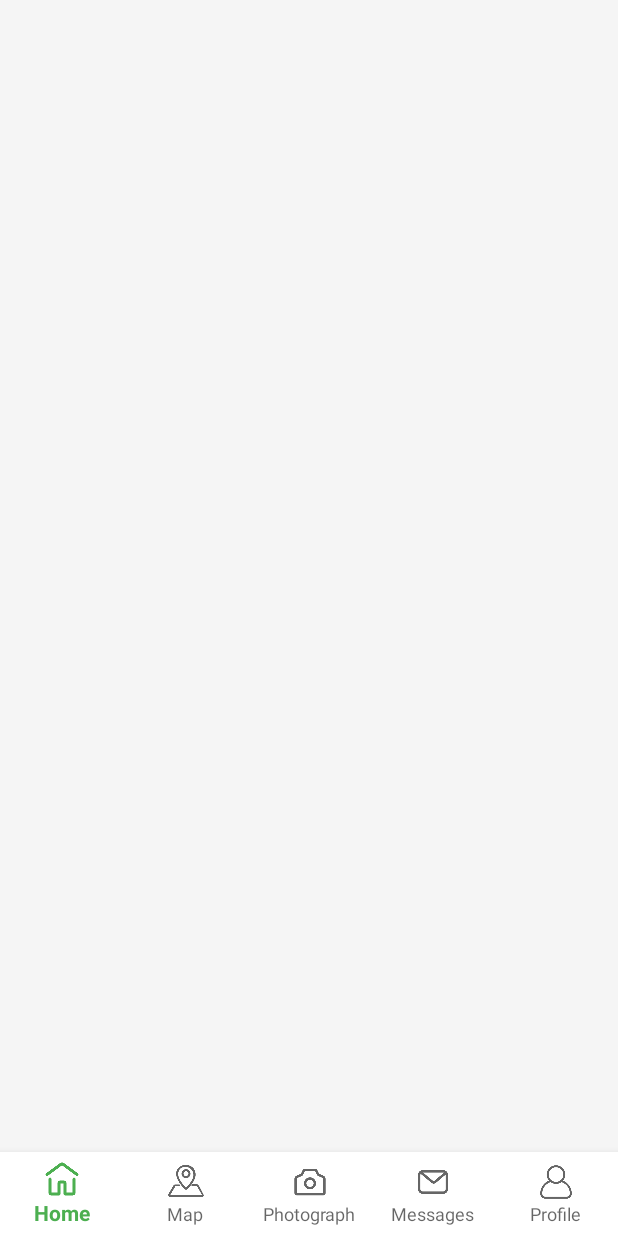
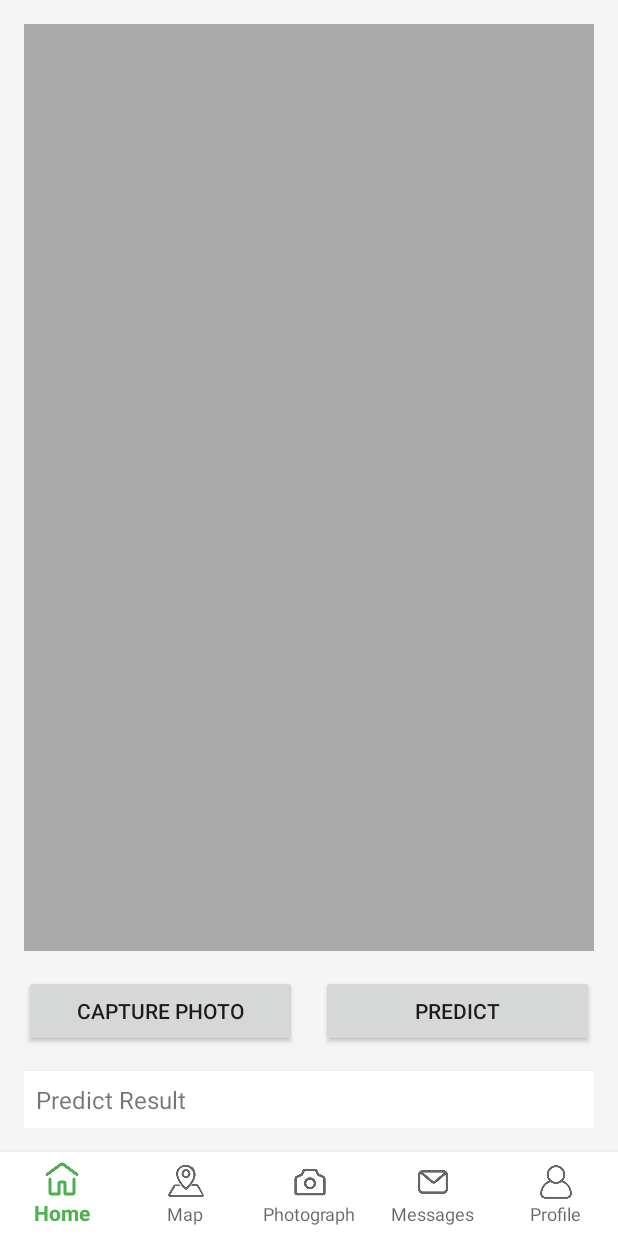
Before and after one commit to Wionerlol/BaitmateMobile, an Android app: the fragment CameraFragment placed in its activity, on a phone screen of 412 x 824 dp. Run offline under Robolectric (Android 15) with nearby library versions, the phone set to English and light mode, and no system bars; our stand-ins replace data binding.

Commit message:
Added Capture Photo and predict function

```diff
--- a/app/build.gradle.kts
+++ b/app/build.gradle.kts
@@ -67,6 +67,7 @@ dependencies {
     implementation(libs.androidx.constraintlayout)
     implementation(libs.play.services.maps)
     implementation(libs.volley)
+    implementation("com.squareup.okhttp3:okhttp:3.14.9")
     testImplementation(libs.junit)
     androidTestImplementation(libs.androidx.junit)
     androidTestImplementation(libs.androidx.espresso.core)
--- a/app/src/main/AndroidManifest.xml
+++ b/app/src/main/AndroidManifest.xml
@@ -2,6 +2,8 @@
 <manifest xmlns:android="http://schemas.android.com/apk/res/android"
     xmlns:tools="http://schemas.android.com/tools">
 
+    <uses-permission android:name="android.permission.INTERNET" />
+    <uses-feature android:name="android.hardware.camera" android:required="true"/>
     <application
         android:usesCleartextTraffic="true"
         android:allowBackup="true"
--- a/app/src/main/java/com/example/baitmatemobile/fragment/CameraFragment.kt
+++ b/app/src/main/java/com/example/baitmatemobile/fragment/CameraFragment.kt
@@ -1,19 +1,127 @@
 package com.example.baitmatemobile.fragment
 
+import android.app.Activity
+import android.content.Intent
+import android.content.pm.PackageManager
+import android.graphics.Bitmap
 import android.os.Bundle
+import android.provider.MediaStore
+import android.util.Base64
 import android.view.LayoutInflater
 import android.view.View
 import android.view.ViewGroup
+import android.widget.Button
+import android.widget.ImageView
+import android.widget.TextView
+import androidx.activity.result.ActivityResultLauncher
+import androidx.activity.result.contract.ActivityResultContracts
 import androidx.fragment.app.Fragment
 import com.example.baitmatemobile.R
+import okhttp3.*
+import org.json.JSONArray
+import java.io.ByteArrayOutputStream
+import java.io.IOException
+
+class CameraFragment : Fragment() {
+
+    private val REQUEST_IMAGE_CAPTURE = 1
+    private val REQUEST_CAMERA_PERMISSION = 100
 
 
-class CameraFragment : Fragment() {
+    private lateinit var imageView: ImageView
+    private lateinit var predictButton: Button
+    private lateinit var predictResult: TextView
+    private lateinit var takePictureLauncher: ActivityResultLauncher<Intent>
+    private lateinit var imageBitmap: Bitmap
+
 
     override fun onCreateView(
         inflater: LayoutInflater, container: ViewGroup?,
         savedInstanceState: Bundle?
     ): View? {
-        return inflater.inflate(R.layout.fragment_camera, container, false)
+        val view = inflater.inflate(R.layout.fragment_camera, container, false)
+        imageView = view.findViewById(R.id.imageView)
+        predictResult = view.findViewById(R.id.textView)
+
+        takePictureLauncher = registerForActivityResult(ActivityResultContracts.StartActivityForResult()) { result ->
+            if (result.resultCode == Activity.RESULT_OK) {
+                imageBitmap = result.data?.extras?.get("data") as Bitmap
+                imageView.setImageBitmap(imageBitmap)
+            }
+        }
+
+        view.findViewById<View>(R.id.captureButton).setOnClickListener {
+            dispatchTakePictureIntent()
+        }
+
+        predictButton = view.findViewById(R.id.predictButton)
+        predictButton.setOnClickListener {
+            sendImageToServer(imageBitmap)
+        }
+        return view
     }
+
+    private fun dispatchTakePictureIntent() {
+        val takePictureIntent = Intent(MediaStore.ACTION_IMAGE_CAPTURE)
+        if (takePictureIntent.resolveActivity(requireActivity().packageManager) != null) {
+            takePictureLauncher.launch(takePictureIntent)
+        }
+    }
+
+
+    private fun sendImageToServer(bitmap: Bitmap) {
+        val byteArrayOutputStream = ByteArrayOutputStream()
+        bitmap.compress(Bitmap.CompressFormat.JPEG, 100, byteArrayOutputStream)
+        val imageBytes = byteArrayOutputStream.toByteArray()
+
+        val client = OkHttpClient()
+        val requestBody = MultipartBody.Builder()
+            .setType(MultipartBody.FORM)
+            .addFormDataPart("image", "capture.jpg", RequestBody.create(MediaType.parse("image/jpeg"), imageBytes))
+            .build()
+        val request = Request.Builder()
+            .url("http://10.0.2.2:5000/image/predict")
+            .post(requestBody)
+            .build()
+
+        client.newCall(request).enqueue(object : Callback {
+            override fun onFailure(call: Call, e: IOException) {
+                e.printStackTrace()
+            }
+
+            override fun onResponse(call: Call, response: Response) {
+                requireActivity().runOnUiThread {
+                    if (response.isSuccessful) {
+                        val responseBody = response.body()?.string()
+                        val jsonArray = JSONArray(responseBody)
+                        val result = StringBuilder()
+                        for (i in 0 until jsonArray.length()) {
+                            val item = jsonArray.getJSONArray(i)
+                            val fishName = item.getString(0)
+                            val confidence = item.getDouble(1)
+                            result.append("$fishName: $confidence%\n")
+                        }
+                        println("Image uploaded successfully")
+                        predictResult.text = result.toString()
+                    } else {
+                        println("Image upload failed")
+                        println(response.body()?.string())
+                    }
+                }
+            }
+        })
+    }
+
+
+
+//    override fun onRequestPermissionsResult(requestCode: Int, permissions: Array<out String>, grantResults: IntArray) {
+//        super.onRequestPermissionsResult(requestCode, permissions, grantResults)
+//        if (requestCode == REQUEST_CAMERA_PERMISSION) {
+//            if ((grantResults.isNotEmpty() && grantResults[0] == PackageManager.PERMISSION_GRANTED)) {
+//                dispatchTakePictureIntent()
+//            } else {
+//                // Permission denied, show a message to the user
+//            }
+//        }
+//    }
 }
--- a/app/src/main/res/layout/fragment_camera.xml
+++ b/app/src/main/res/layout/fragment_camera.xml
@@ -1,6 +1,51 @@
-<?xml version="1.0" encoding="utf-8"?>
-<androidx.constraintlayout.widget.ConstraintLayout xmlns:android="http://schemas.android.com/apk/res/android"
+<!-- res/layout/fragment_camera.xml -->
+<LinearLayout xmlns:android="http://schemas.android.com/apk/res/android"
     android:layout_width="match_parent"
-    android:layout_height="match_parent">
+    android:layout_height="match_parent"
+    android:orientation="vertical"
+    android:padding="16dp">
 
-</androidx.constraintlayout.widget.ConstraintLayout>
+    <ImageView
+        android:id="@+id/imageView"
+        android:layout_width="match_parent"
+        android:layout_height="0dp"
+        android:layout_weight="1"
+        android:layout_marginBottom="16dp"
+        android:scaleType="centerCrop"
+        android:background="@android:color/darker_gray" />
+
+    <LinearLayout
+        android:layout_width="match_parent"
+        android:layout_height="wrap_content"
+        android:orientation="horizontal"
+        android:gravity="center"
+        android:layout_marginBottom="16dp">
+
+        <Button
+            android:id="@+id/captureButton"
+            android:layout_width="0dp"
+            android:layout_height="wrap_content"
+            android:layout_weight="1"
+            android:layout_marginEnd="8dp"
+            android:text="Capture Photo" />
+
+        <Button
+            android:id="@+id/predictButton"
+            android:layout_width="0dp"
+            android:layout_height="wrap_content"
+            android:layout_weight="1"
+            android:layout_marginStart="8dp"
+            android:text="Predict" />
+    </LinearLayout>
+
+    <TextView
+        android:id="@+id/textView"
+        android:layout_width="match_parent"
+        android:layout_height="wrap_content"
+        android:text="Predict Result"
+        android:textSize="16sp"
+        android:padding="8dp"
+        android:background="@android:color/white"
+        android:elevation="2dp" />
+
+</LinearLayout>
```
